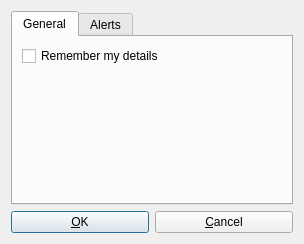
EspadaV8/QPalringo, file trunk/src/ui/settingswindow.ui: the form before one commit.
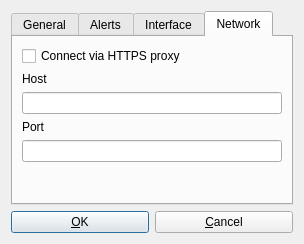
The form after the commit. The open tabs and pages were chosen to show the change. Icons and pictures are not drawn.

Commit message: Add some extra settings to the settings window (don't currently _do_ anything).

The edit to the form file:
```diff
--- a/trunk/src/ui/settingswindow.ui
+++ b/trunk/src/ui/settingswindow.ui
@@ -130,6 +130,100 @@
        </item>
       </layout>
      </widget>
+     <widget class="QWidget" name="InterfaceSettings">
+      <attribute name="title">
+       <string>Interface</string>
+      </attribute>
+      <layout class="QVBoxLayout" name="verticalLayout_5">
+       <item>
+        <widget class="QComboBox" name="guiLayoutComboBox">
+         <item>
+          <property name="text">
+           <string>Tabbed Layout</string>
+          </property>
+         </item>
+         <item>
+          <property name="text">
+           <string>Drop down menu</string>
+          </property>
+         </item>
+        </widget>
+       </item>
+       <item>
+        <widget class="QCheckBox" name="showMessageIcons">
+         <property name="text">
+          <string>Show message type icons</string>
+         </property>
+        </widget>
+       </item>
+       <item>
+        <spacer name="verticalSpacer_5">
+         <property name="orientation">
+          <enum>Qt::Vertical</enum>
+         </property>
+         <property name="sizeHint" stdset="0">
+          <size>
+           <width>20</width>
+           <height>40</height>
+          </size>
+         </property>
+        </spacer>
+       </item>
+      </layout>
+     </widget>
+     <widget class="QWidget" name="NetworkSettings">
+      <attribute name="title">
+       <string>Network</string>
+      </attribute>
+      <layout class="QVBoxLayout" name="verticalLayout_6">
+       <item>
+        <widget class="QCheckBox" name="proxyEnable">
+         <property name="text">
+          <string>Connect via HTTPS proxy</string>
+         </property>
+        </widget>
+       </item>
+       <item>
+        <widget class="QLabel" name="proxyHostLabel">
+         <property name="text">
+          <string>Host</string>
+         </property>
+         <property name="buddy">
+          <cstring>proxyHostEdit</cstring>
+         </property>
+        </widget>
+       </item>
+       <item>
+        <widget class="QLineEdit" name="proxyHostEdit"/>
+       </item>
+       <item>
+        <widget class="QLabel" name="proxyPortLabel">
+         <property name="text">
+          <string>Port</string>
+         </property>
+         <property name="buddy">
+          <cstring>proxyPortEdit</cstring>
+         </property>
+        </widget>
+       </item>
+       <item>
+        <widget class="QLineEdit" name="proxyPortEdit"/>
+       </item>
+       <item>
+        <spacer name="verticalSpacer_6">
+         <property name="orientation">
+          <enum>Qt::Vertical</enum>
+         </property>
+         <property name="sizeHint" stdset="0">
+          <size>
+           <width>20</width>
+           <height>40</height>
+          </size>
+         </property>
+        </spacer>
+       </item>
+      </layout>
+     </widget>
     </widget>
    </item>
    <item>
```
The commit also changes 1 other file.
